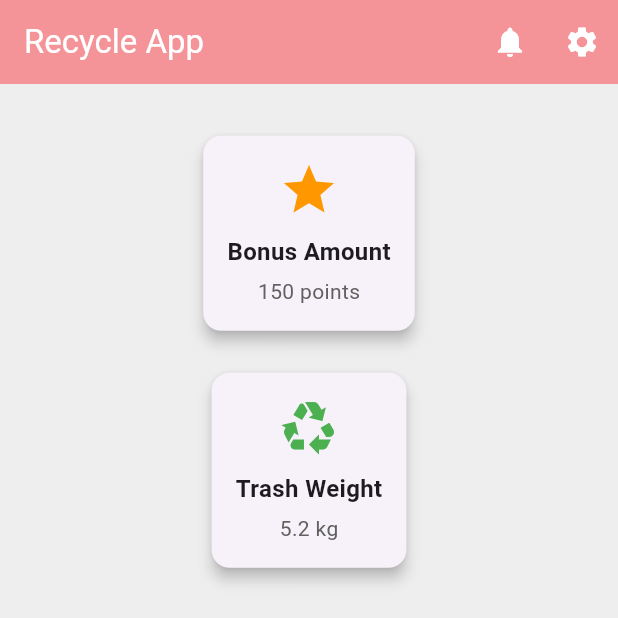
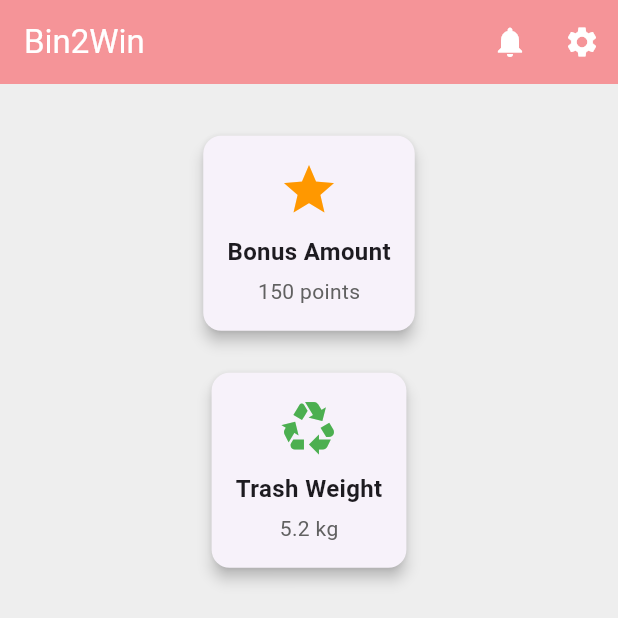
Before and after one commit to naraiismm/bit2win, a Flutter app: the screen it shows after launch, after a tap on "Login", on a phone screen of 412 x 824 dp, the top half of it. Run offline on Flutter 3.47's test engine with Material 3 defaults, Android fonts, the light colour scheme and no system bars; our stand-ins replace google_maps_flutter, qr_flutter.

Commit message:
Fix crash issue

```diff
--- a/lib/main.dart
+++ b/lib/main.dart
@@ -76,7 +76,7 @@
               ? QRCodeGeneratorPage()
               : Scaffold(
                   appBar: AppBar(
-                    title: Text('Recycle App'),
+                    title: Text('Bin2Win'),
                     actions: [
                       IconButton(
                         icon: Icon(Icons.notifications),
--- a/lib/pages/profilePage.dart
+++ b/lib/pages/profilePage.dart
@@ -3,17 +3,107 @@
 class ProfilePage extends StatelessWidget {
   @override
   Widget build(BuildContext context) {
-    return Padding(
-      padding: EdgeInsets.all(16.0),
-      child: Column(
-        crossAxisAlignment: CrossAxisAlignment.start,
+    return Scaffold(
+      appBar: AppBar(
+        backgroundColor: Colors.transparent,
+        elevation: 0,
+        leading: IconButton(
+          icon: Icon(Icons.arrow_back, color: Colors.white),
+          onPressed: () {
+            Navigator.pop(context);
+          },
+        ),
+      ),
+      extendBodyBehindAppBar: true,
+      body: Column(
         children: [
-          Text('Name: John Doe', style: TextStyle(fontSize: 18)),
-          Text('Email: johndoe@example.com'),
-          Text('Phone: +123456789'),
-          Text('Address: 123 Recycle St, Green City'),
+          Container(
+            decoration: BoxDecoration(
+              gradient: LinearGradient(
+                colors: [Color(0xFFF59498), Color(0xFFC6269E)],
+                begin: Alignment.topCenter,
+                end: Alignment.bottomCenter,
+              ),
+              borderRadius: BorderRadius.vertical(bottom: Radius.circular(40)),
+            ),
+            padding: EdgeInsets.only(top: 60, bottom: 40),
+            alignment: Alignment.center,
+            child: Column(
+              children: [
+                CircleAvatar(
+                  radius: 50,
+                  backgroundColor: Colors.white,
+                  child: Icon(Icons.person, size: 50, color: Colors.grey),
+                ),
+                SizedBox(height: 10),
+                Text(
+                  "Anna Avetisyan",
+                  style: TextStyle(
+                    fontSize: 22,
+                    fontWeight: FontWeight.bold,
+                    color: Colors.white,
+                  ),
+                ),
+              ],
+            ),
+          ),
+          SizedBox(height: 20),
+          Expanded(
+            child: Padding(
+              padding: EdgeInsets.symmetric(horizontal: 20),
+              child: Column(
+                children: [
+                  _buildProfileItem(Icons.person, "Anna Avetisyan"),
+                  _buildProfileItem(Icons.cake, "Birthday"),
+                  _buildProfileItem(Icons.phone, "818 123 4567"),
+                  _buildProfileItem(Icons.camera_alt, "Instagram account"),
+                  _buildProfileItem(Icons.email, "info@aplusdesign.co"),
+                  _buildProfileItem(Icons.lock, "Password", isPassword: true),
+                  SizedBox(height: 20),
+                  ElevatedButton(
+                    onPressed: () {},
+                    style: ElevatedButton.styleFrom(
+                      padding: EdgeInsets.symmetric(horizontal: 50, vertical: 15),
+                      backgroundColor: Color(0xFFF59498),
+                      shape: RoundedRectangleBorder(
+                        borderRadius: BorderRadius.circular(30),
+                      ),
+                    ),
+                    child: Text(
+                      "Edit Profile",
+                      style: TextStyle(fontSize: 18, color: Colors.white),
+                    ),
+                  ),
+                ],
+              ),
+            ),
+          ),
         ],
       ),
     );
   }
+
+  Widget _buildProfileItem(IconData icon, String text, {bool isPassword = false}) {
+    return Padding(
+      padding: const EdgeInsets.symmetric(vertical: 8.0),
+      child: Container(
+        decoration: BoxDecoration(
+          color: Colors.white,
+          borderRadius: BorderRadius.circular(15),
+          boxShadow: [
+            BoxShadow(
+              color: Colors.grey.withOpacity(0.2),
+              spreadRadius: 2,
+              blurRadius: 5,
+            ),
+          ],
+        ),
+        child: ListTile(
+          leading: Icon(icon, color: Color(0xFFC6269E)),
+          title: Text(text, style: TextStyle(fontSize: 16, fontWeight: FontWeight.w500)),
+          trailing: isPassword ? Icon(Icons.sync, color: Colors.grey) : null,
+        ),
+      ),
+    );
+  }
 }
--- a/lib/pages/stationPage.dart
+++ b/lib/pages/stationPage.dart
@@ -1,21 +1,40 @@
 import 'package:flutter/material.dart';
 import 'package:google_maps_flutter/google_maps_flutter.dart';
 
-class StationsPage extends StatelessWidget {
+class StationsPage extends StatefulWidget {
+  @override
+  _StationsPageState createState() => _StationsPageState();
+}
+
+class _StationsPageState extends State<StationsPage> {
+  late GoogleMapController _mapController;
+
+  final CameraPosition _initialLocation = const CameraPosition(
+    target: LatLng(40.4093, 49.8671), // Baku, Azerbaijan
+    zoom: 12,
+  );
+
+  final Set<Marker> _markers = {
+    const Marker(
+      markerId: MarkerId('station1'),
+      position: LatLng(40.4093, 49.8671),
+      infoWindow: InfoWindow(title: 'Recycling Station 1'),
+    ),
+  };
+
+  void _onMapCreated(GoogleMapController controller) {
+    _mapController = controller;
+  }
+
   @override
   Widget build(BuildContext context) {
-    return GoogleMap(
-      initialCameraPosition: const CameraPosition(
-        target: LatLng(40.4093, 49.8671), // Example location (Baku, Azerbaijan)
-        zoom: 12,
+    return Scaffold(
+      appBar: AppBar(title: const Text('Recycling Stations')),
+      body: GoogleMap(
+        initialCameraPosition: _initialLocation,
+        markers: _markers,
+        onMapCreated: _onMapCreated,
       ),
-      markers: {
-        const Marker(
-          markerId: MarkerId('station1'),
-          position: LatLng(40.4093, 49.8671),
-          infoWindow: InfoWindow(title: 'Recycling Station 1'),
-        ),
-      },
     );
   }
 }
```
Also changed, not shown: 5 other files.
